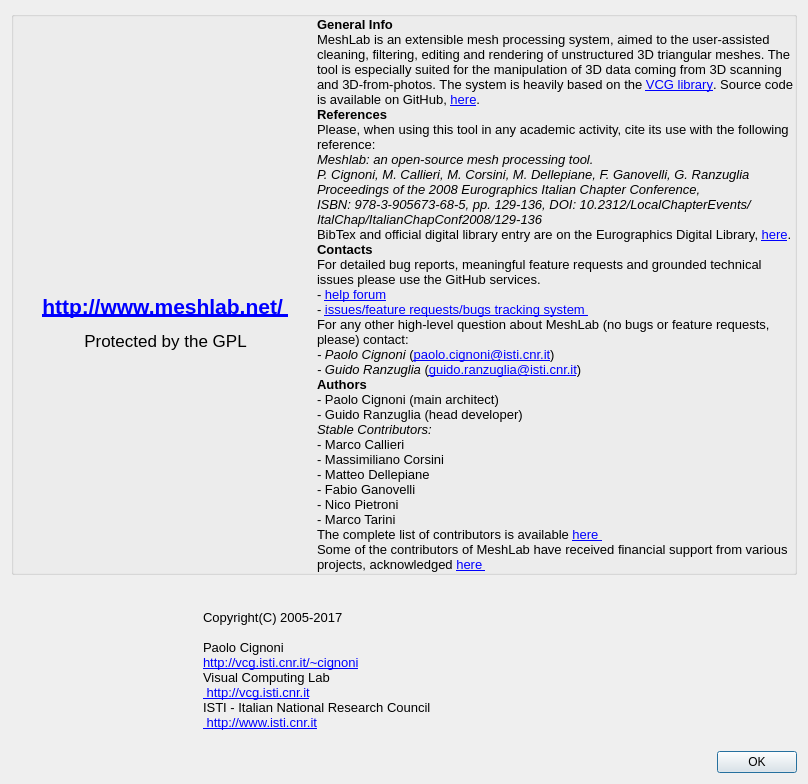
The window that src/meshlab/ui/aboutDialog.ui (cnr-isti-vclab/meshlab) describes before a commit, drawn with Qt 5.
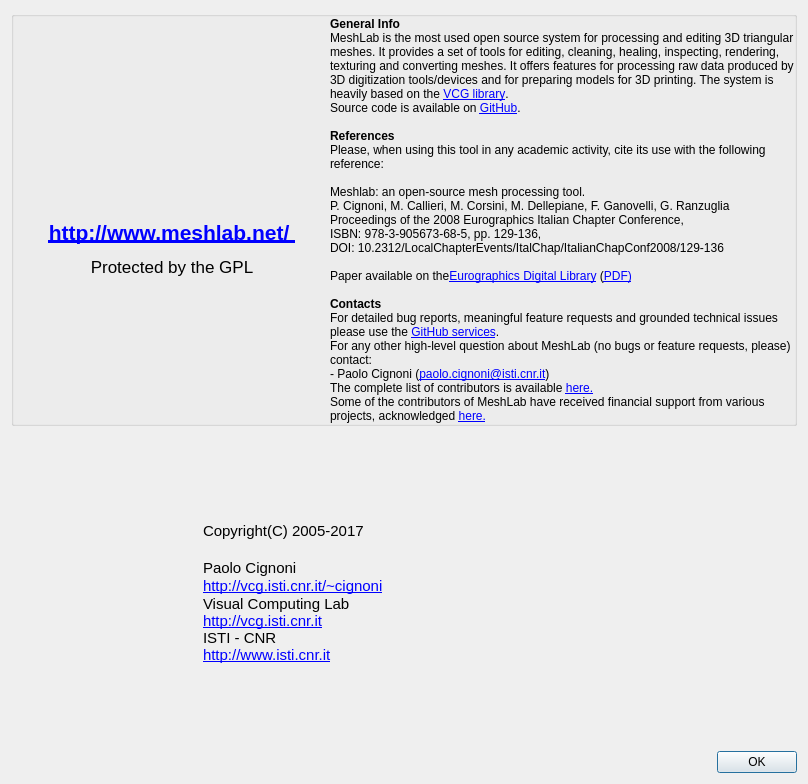
The same window after the commit. Icons and pictures are not drawn.

Commit message: Updated About dialog

```diff
--- a/src/meshlab/ui/aboutDialog.ui
+++ b/src/meshlab/ui/aboutDialog.ui
@@ -140,46 +140,14 @@
         <item>
          <widget class="QLabel" name="label">
           <property name="text">
-           <string>&lt;html&gt;&lt;head/&gt;&lt;body&gt;&lt;p&gt;
-&lt;span style=&quot; font-family:'Lucida Grande'; font-size:10pt; font-weight:600;&quot;&gt;General Info&lt;/span&gt;&lt;br/&gt;
-&lt;span style=&quot; font-family:'Lucida Grande'; font-size:10pt;&quot;&gt;MeshLab is an extensible mesh processing system, aimed to the user-assisted cleaning, filtering, editing and rendering of unstructured 3D triangular meshes. The tool is especially suited for the manipulation of 3D data coming from 3D scanning and 3D-from-photos. The system is heavily based on the &lt;a href=&quot;http://www.vcglib.net&quot;&gt;&lt;span style=&quot; font-size:10pt; text-decoration: underline; color:#0000ff;&quot;&gt;VCG library&lt;/span&gt;&lt;/a&gt;. Source code is available on GitHub, &lt;a href=&quot;https://github.com/cnr-isti-vclab/meshlab&quot;&gt;&lt;span style=&quot; font-size:10pt; text-decoration: underline; color:#0000ff;&quot;&gt;here&lt;/span&gt;&lt;/a&gt;.&lt;br/&gt;&lt;/span&gt;
-
-&lt;span style=&quot; font-family:'Lucida Grande'; font-size:10pt; font-weight:600;&quot;&gt;References&lt;/span&gt;&lt;br/&gt;
-&lt;span style=&quot; font-family:'Lucida Grande'; font-size:10pt;&quot;&gt;Please, when using this tool in any academic activity, cite its use with the following reference:&lt;/span&gt;&lt;br/&gt;
-&lt;span style=&quot; font-family:'Lucida Grande'; font-size:10pt; font-style:italic;&quot;&gt;Meshlab: an open-source mesh processing tool.&lt;br/&gt;
-P. Cignoni, M. Callieri, M. Corsini, M. Dellepiane, F. Ganovelli, G. Ranzuglia&lt;br/&gt;
-Proceedings of the 2008 Eurographics Italian Chapter Conference,&lt;br/&gt;
-ISBN: 978-3-905673-68-5, pp. 129-136, DOI: 10.2312/LocalChapterEvents/ItalChap/ItalianChapConf2008/129-136&lt;/span&gt;&lt;br/&gt;
-&lt;span style=&quot; font-family:'Lucida Grande'; font-size:10pt;&quot;&gt;BibTex and official digital library entry are on the Eurographics Digital Library, &lt;a href=&quot;https://diglib.eg.org/handle/10.2312/LocalChapterEvents.ItalChap.ItalianChapConf2008.129-136&quot;&gt;&lt;span style=&quot; font-size:10pt; text-decoration: underline; color:#0000ff;&quot;&gt;here&lt;/span&gt;&lt;/a&gt;.&lt;/span&gt;&lt;br/&gt;
-
-&lt;span style=&quot; font-family:'Lucida Grande'; font-size:10pt; font-weight:600;&quot;&gt;Contacts&lt;/span&gt;&lt;br/&gt;
-&lt;span style=&quot; font-family:'Lucida Grande'; font-size:10pt;&quot;&gt; For detailed bug reports, meaningful feature requests and grounded technical issues please use the GitHub services.&lt;br/&gt;
-- &lt;a href=&quot;https://github.com/cnr-isti-vclab/meshlab/issues&quot;&gt;&lt;span style=&quot; font-family:'Lucida Grande'; font-size:10pt; text-decoration: underline; color:#0000ff;&quot;&gt;help forum&lt;/span&gt;&lt;/a&gt;&lt;br/&gt;
-- &lt;a href=&quot;https://github.com/cnr-isti-vclab/meshlab/issues&quot;&gt;&lt;span style=&quot; font-family:'Lucida Grande'; font-size:10pt; text-decoration: underline; color:#0000ff;&quot;&gt;issues/feature requests/bugs tracking system &lt;/span&gt;&lt;/a&gt;&lt;br/&gt;
-For any other high-level question about MeshLab (no bugs or feature requests, please) contact:&lt;br/&gt;
-&lt;span style=&quot; font-family:'Lucida Grande'; font-size:10pt; font-style:italic;&quot;&gt;- Paolo Cignoni&lt;/span&gt; (&lt;a href=&quot;mailto:p.cignoni@isti.cnr.it?subject=%5BMeshLab%5D%20Info%20request&quot;&gt;&lt;span style=&quot; font-family:'Lucida Grande'; font-size:10pt; text-decoration: underline; color:#0000ff;&quot;&gt;paolo.cignoni@isti.cnr.it&lt;/span&gt;&lt;/a&gt;)&lt;br/&gt;
-&lt;span style=&quot; font-family:'Lucida Grande'; font-size:10pt; font-style:italic;&quot;&gt;- Guido Ranzuglia&lt;/span&gt; (&lt;a href=&quot;mailto:p.cignoni@isti.cnr.it?subject=%5BMeshLab%5D%20Info%20request&quot;&gt;&lt;span style=&quot; font-family:'Lucida Grande'; font-size:10pt; text-decoration: underline; color:#0000ff;&quot;&gt;guido.ranzuglia@isti.cnr.it&lt;/span&gt;&lt;/a&gt;)&lt;br/&gt;&lt;/span&gt;
-
-&lt;span style=&quot; font-family:'Lucida Grande'; font-size:10pt; font-weight:600;&quot;&gt;Authors&lt;/span&gt;&lt;br/&gt;
-&lt;span style=&quot; font-family:'Lucida Grande'; font-size:10pt;&quot;&gt;
-- Paolo Cignoni (main architect)&lt;br/&gt;
-- Guido Ranzuglia (head developer)&lt;br/&gt;
-&lt;/span&gt;
-&lt;span style=&quot; font-family:'Lucida Grande'; font-size:10pt; font-style:italic;&quot;&gt;Stable Contributors:&lt;/span&gt;&lt;br/&gt;
-&lt;span style=&quot; font-family:'Lucida Grande'; font-size:10pt;&quot;&gt;
-- Marco Callieri&lt;br/&gt;
-- Massimiliano Corsini&lt;br/&gt;
-- Matteo Dellepiane&lt;br/&gt;
-- Fabio Ganovelli&lt;br/&gt;
-- Nico Pietroni&lt;br/&gt;
-- Marco Tarini&lt;br/&gt;
-The complete list of contributors is available &lt;a href=&quot;https://github.com/cnr-isti-vclab/meshlab/graphs/contributors&quot;&gt;&lt;span style=&quot; font-family:'Lucida Grande'; font-size:10pt; text-decoration: underline; color:#0000ff;&quot;&gt;here &lt;/span&gt;&lt;/a&gt;&lt;br/&gt;
-Some of the contributors of MeshLab have received financial support from various projects, acknowledged &lt;a href=&quot;http://vcg.isti.cnr.it/projects.php&quot;&gt;&lt;span style=&quot; font-family:'Lucida Grande'; font-size:10pt; text-decoration: underline; color:#0000ff;&quot;&gt;here &lt;/span&gt;&lt;/a&gt;&lt;/span&gt;
-&lt;/p&gt;&lt;/body&gt;&lt;/html&gt;</string>
+           <string>&lt;html&gt;&lt;head/&gt;&lt;body&gt;&lt;p&gt;&lt;span style=&quot; font-weight:600;&quot;&gt;General Info&lt;/span&gt;&lt;br/&gt;MeshLab is the most used open source system for processing and editing 3D triangular meshes. It provides a set of tools for editing, cleaning, healing, inspecting, rendering, texturing and converting meshes. It offers features for processing raw data produced by 3D digitization tools/devices and for preparing models for 3D printing. The system is heavily based on the &lt;a href=&quot;http://www.vcglib.net&quot;&gt;&lt;span style=&quot; text-decoration: underline; color:#0000ff;&quot;&gt;VCG library&lt;/span&gt;&lt;/a&gt;. &lt;br/&gt;Source code is available on &lt;a href=&quot;https://github.com/cnr-isti-vclab/meshlab&quot;&gt;&lt;span style=&quot; text-decoration: underline; color:#0000ff;&quot;&gt;GitHub&lt;/span&gt;&lt;/a&gt;.&lt;br/&gt;&lt;br/&gt;&lt;span style=&quot; font-weight:600;&quot;&gt;References&lt;/span&gt;&lt;br/&gt;Please, when using this tool in any academic activity, cite its use with the following reference:&lt;br/&gt;&lt;br/&gt;Meshlab: an open-source mesh processing tool.&lt;br/&gt;P. Cignoni, M. Callieri, M. Corsini, M. Dellepiane, F. Ganovelli, G. Ranzuglia&lt;br/&gt;Proceedings of the 2008 Eurographics Italian Chapter Conference,&lt;br/&gt;ISBN: 978-3-905673-68-5, pp. 129-136, &lt;br/&gt;DOI: 10.2312/LocalChapterEvents/ItalChap/ItalianChapConf2008/129-136&lt;br/&gt;&lt;br/&gt;Paper available on the&lt;a href=&quot;https://diglib.eg.org/handle/10.2312/LocalChapterEvents.ItalChap.ItalianChapConf2008.129-136&quot;&gt;&lt;span style=&quot; text-decoration: underline; color:#0000ff;&quot;&gt;Eurographics Digital Library&lt;/span&gt;&lt;/a&gt; (&lt;a href=&quot;http://vcg.isti.cnr.it/Publications/2008/CCCDGR08/&quot;&gt;&lt;span style=&quot; text-decoration: underline; color:#0000ff;&quot;&gt;PDF)&lt;/span&gt;&lt;/a&gt;&lt;br/&gt;&lt;br/&gt;&lt;span style=&quot; font-weight:600;&quot;&gt;Contacts&lt;/span&gt;&lt;br/&gt;For detailed bug reports, meaningful feature requests and grounded technical issues please use the &lt;a href=&quot;https://github.com/cnr-isti-vclab/meshlab/issues&quot;&gt;&lt;span style=&quot; text-decoration: underline; color:#0000ff;&quot;&gt;GitHub services&lt;/span&gt;&lt;/a&gt;.&lt;br/&gt;For any other high-level question about MeshLab (no bugs or feature requests, please) contact:&lt;br/&gt;- Paolo Cignoni (&lt;a href=&quot;mailto:p.cignoni@isti.cnr.it?subject=%5BMeshLab%5D%20Info%20request&quot;&gt;&lt;span style=&quot; text-decoration: underline; color:#0000ff;&quot;&gt;paolo.cignoni@isti.cnr.it&lt;/span&gt;&lt;/a&gt;)&lt;br/&gt;The complete list of contributors is available &lt;a href=&quot;https://github.com/cnr-isti-vclab/meshlab/graphs/contributors&quot;&gt;&lt;span style=&quot; text-decoration: underline; color:#0000ff;&quot;&gt;here.&lt;/span&gt;&lt;/a&gt;&lt;br/&gt;Some of the contributors of MeshLab have received financial support from various projects, acknowledged &lt;a href=&quot;http://vcg.isti.cnr.it/projects.php&quot;&gt;&lt;span style=&quot; text-decoration: underline; color:#0000ff;&quot;&gt;here.&lt;/span&gt;&lt;/a&gt;&lt;/p&gt;&lt;/body&gt;&lt;/html&gt;</string>
           </property>
           <property name="wordWrap">
            <bool>true</bool>
           </property>
+          <property name="margin">
+           <number>3</number>
+          </property>
           <property name="openExternalLinks">
            <bool>true</bool>
           </property>
@@ -219,8 +187,10 @@
           <string>&lt;!DOCTYPE HTML PUBLIC &quot;-//W3C//DTD HTML 4.0//EN&quot; &quot;http://www.w3.org/TR/REC-html40/strict.dtd&quot;&gt;
 &lt;html&gt;&lt;head&gt;&lt;meta name=&quot;qrichtext&quot; content=&quot;1&quot; /&gt;&lt;style type=&quot;text/css&quot;&gt;
 p, li { white-space: pre-wrap; }
-&lt;/style&gt;&lt;/head&gt;&lt;body style=&quot; font-family:'MS Shell Dlg 2'; font-size:8pt; font-weight:400; font-style:normal;&quot;&gt;
-&lt;p style=&quot; margin-top:0px; margin-bottom:0px; margin-left:0px; margin-right:0px; -qt-block-indent:0; text-indent:0px;&quot;&gt;&lt;span style=&quot; font-family:'Lucida Grande'; font-size:10pt;&quot;&gt;Copyright(C) 2005-2017&lt;br /&gt;&lt;br /&gt;Paolo Cignoni &lt;br /&gt;&lt;/span&gt;&lt;a href=&quot;http://vcg.isti.cnr.it/%7Ecignoni&quot;&gt;&lt;span style=&quot; font-family:'Lucida Grande'; font-size:10pt; text-decoration: underline; color:#0000ff;&quot;&gt;http://vcg.isti.cnr.it/~cignoni&lt;/span&gt;&lt;/a&gt;&lt;span style=&quot; font-family:'Lucida Grande'; font-size:10pt;&quot;&gt; &lt;br /&gt;Visual Computing Lab &lt;br /&gt;&lt;/span&gt;&lt;a href=&quot;http://vcg.isti.cnr.it&quot;&gt;&lt;span style=&quot; font-family:'Lucida Grande'; font-size:10pt; text-decoration: underline; color:#0000ff;&quot;&gt; http://vcg.isti.cnr.it&lt;/span&gt;&lt;/a&gt;&lt;span style=&quot; font-family:'Lucida Grande'; font-size:10pt;&quot;&gt;&lt;br /&gt;ISTI - Italian National Research Council&lt;br /&gt;&lt;/span&gt;&lt;a href=&quot;http://www.isti.cnr.it&quot;&gt;&lt;span style=&quot; font-family:'Lucida Grande'; font-size:10pt; text-decoration: underline; color:#0000ff;&quot;&gt; http://www.isti.cnr.it&lt;/span&gt;&lt;/a&gt;&lt;span style=&quot; font-family:'Lucida Grande'; font-size:10pt;&quot;&gt;&lt;br /&gt;&lt;/span&gt;&lt;/p&gt;&lt;/body&gt;&lt;/html&gt;</string>
+&lt;/style&gt;&lt;/head&gt;&lt;body style=&quot; font-family:'.SF NS Text'; font-size:13pt; font-weight:400; font-style:normal;&quot;&gt;
+&lt;p style=&quot; margin-top:0px; margin-bottom:0px; margin-left:0px; margin-right:0px; -qt-block-indent:0; text-indent:0px;&quot;&gt;&lt;span style=&quot; font-family:'Lucida Grande'; font-size:11pt;&quot;&gt;Copyright(C) 2005-2017&lt;br /&gt;&lt;br /&gt;Paolo Cignoni&lt;/span&gt;&lt;/p&gt;
+&lt;p style=&quot; margin-top:0px; margin-bottom:0px; margin-left:0px; margin-right:0px; -qt-block-indent:0; text-indent:0px;&quot;&gt;&lt;a href=&quot;http://vcg.isti.cnr.it/%7Ecignoni&quot;&gt;&lt;span style=&quot; font-family:'Lucida Grande'; font-size:11pt; color:#0000ff;&quot;&gt;http://vcg.isti.cnr.it/~cignoni&lt;/span&gt;&lt;/a&gt;&lt;/p&gt;
+&lt;p style=&quot; margin-top:0px; margin-bottom:0px; margin-left:0px; margin-right:0px; -qt-block-indent:0; text-indent:0px;&quot;&gt;&lt;span style=&quot; font-family:'Lucida Grande'; font-size:11pt;&quot;&gt;Visual Computing Lab&lt;/span&gt;&lt;span style=&quot; font-family:'Lucida Grande'; font-size:11pt; font-weight:600; font-style:italic;&quot;&gt;&lt;br /&gt;&lt;/span&gt;&lt;a href=&quot;http://vcg.isti.cnr.it&quot;&gt;&lt;span style=&quot; font-family:'Lucida Grande'; font-size:11pt; color:#0000ff;&quot;&gt;http://vcg.isti.cnr.it&lt;/span&gt;&lt;/a&gt;&lt;span style=&quot; font-family:'Lucida Grande'; font-size:11pt; font-weight:600; font-style:italic;&quot;&gt;&lt;br /&gt;&lt;/span&gt;&lt;span style=&quot; font-family:'Lucida Grande'; font-size:11pt;&quot;&gt;ISTI - CNR&lt;/span&gt;&lt;span style=&quot; font-family:'Lucida Grande'; font-size:11pt; font-weight:600; font-style:italic;&quot;&gt;&lt;br /&gt;&lt;/span&gt;&lt;a href=&quot;http://www.isti.cnr.it&quot;&gt;&lt;span style=&quot; font-family:'Lucida Grande'; font-size:11pt; text-decoration: underline; color:#0000ff;&quot;&gt;http://www.isti.cnr.it&lt;/span&gt;&lt;/a&gt;&lt;span style=&quot; font-family:'Lucida Grande'; font-size:11pt; font-weight:600; font-style:italic;&quot;&gt;&lt;br /&gt;&lt;/span&gt;&lt;/p&gt;&lt;/body&gt;&lt;/html&gt;</string>
          </property>
          <property name="openExternalLinks">
           <bool>true</bool>
```
Left out of the diff: 6 changed lines with no effect on the pictures. The commit also changes 2 other files.
